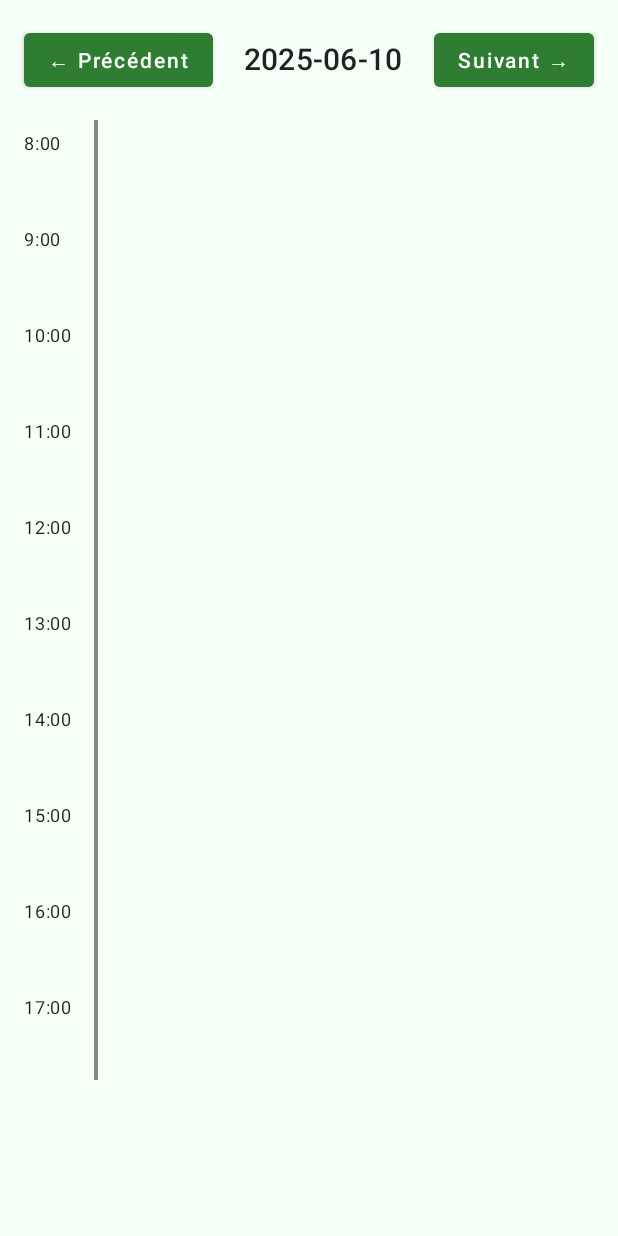
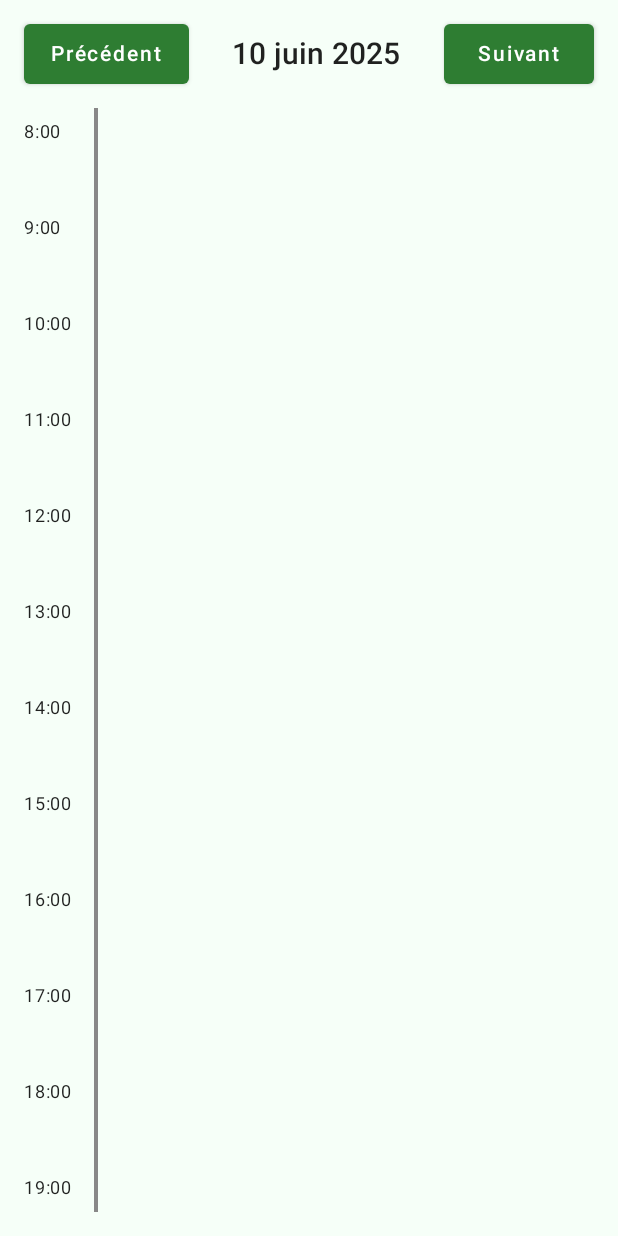
Before and after one commit to Bastien-EN6A/Here404, an Android app built with Jetpack Compose: the composable ScheduleScreen called with empty values, on a phone screen of 412 x 824 dp. Run offline under Robolectric (Android 15) with nearby library versions, the phone set to English and light mode, and no system bars; 1 statement that could not run was skipped.

Commit message:
Barre du haut + EDT

```diff
--- a/app/src/main/java/com/ironmind/here/ui/MainScaffold.kt
+++ b/app/src/main/java/com/ironmind/here/ui/MainScaffold.kt
@@ -32,7 +32,7 @@ fun MainScaffold(
         topBar = {
             TopAppBar(
                 title = {
-                    Text("Here App")
+                    Text("Here!")
                 },
                 navigationIcon = {
                     IconButton(
--- a/app/src/main/java/com/ironmind/here/ui/ScheduleScreen.kt
+++ b/app/src/main/java/com/ironmind/here/ui/ScheduleScreen.kt
@@ -23,6 +23,10 @@ import java.time.LocalDateTime
 import java.time.format.DateTimeFormatter
 import androidx.compose.foundation.clickable
 import androidx.navigation.NavController
+import java.util.Locale
+import androidx.compose.foundation.border
+
+
 
 
 @Composable
@@ -46,6 +50,7 @@ fun ScheduleScreen(userId: String, role: String, navController: NavController) {
     }
 
     val formatter = DateTimeFormatter.ofPattern("yyyy-MM-dd'T'HH:mm:ss")
+    val dateFormatter = DateTimeFormatter.ofPattern("d MMMM yyyy", Locale.FRENCH)
     val seancesDuJour = seances.filter {
         val date = LocalDateTime.parse(it.debut, formatter).toLocalDate()
         date == selectedDate
@@ -53,7 +58,7 @@ fun ScheduleScreen(userId: String, role: String, navController: NavController) {
 
     val hourHeight = 64.dp
     val startHour = 8
-    val endHour = 18
+    val endHour = 20
 
     Column(modifier = Modifier.fillMaxSize().padding(16.dp)) {
         Row(
@@ -61,12 +66,21 @@ fun ScheduleScreen(userId: String, role: String, navController: NavController) {
             horizontalArrangement = Arrangement.SpaceBetween,
             verticalAlignment = Alignment.CenterVertically
         ) {
-            Button(onClick = { selectedDate = selectedDate.minusDays(1) }) {
-                Text("← Précédent")
+            Button(
+                onClick = { selectedDate = selectedDate.minusDays(1) },
+                modifier = Modifier.size(width = 110.dp, height = 40.dp)
+            ) {
+                Text("Précédent")
             }
-            Text(text = selectedDate.toString(), style = MaterialTheme.typography.h6)
-            Button(onClick = { selectedDate = selectedDate.plusDays(1) }) {
-                Text("Suivant →")
+            Text(
+                text = selectedDate.format(dateFormatter),
+                style = MaterialTheme.typography.h6
+            )
+            Button(
+                onClick = { selectedDate = selectedDate.plusDays(1) },
+                modifier = Modifier.size(width = 100.dp, height = 40.dp)
+            ) {
+                Text("Suivant")
             }
         }
 
@@ -75,7 +89,7 @@ fun ScheduleScreen(userId: String, role: String, navController: NavController) {
         Box(
             modifier = Modifier
                 .fillMaxWidth()
-                .height(((endHour - startHour) * hourHeight.value).dp)
+                .weight(1f)
         ) {
             // Affichage des heures à gauche
             Column(modifier = Modifier.align(Alignment.TopStart)) {
@@ -115,7 +129,6 @@ fun ScheduleScreen(userId: String, role: String, navController: NavController) {
                 val yOffset = (offsetHours * hourHeight.value).dp
                 val height = (durationHours * hourHeight.value).dp
 
-                // Résolution du nom du professeur
                 val profName = remember(seance.prof_id) {
                     mutableStateOf("")
                 }
@@ -133,21 +146,22 @@ fun ScheduleScreen(userId: String, role: String, navController: NavController) {
                         .fillMaxWidth()
                         .height(height)
                         .background(Color(0xFFB3E5FC), RoundedCornerShape(12.dp))
+                        .border(1.dp, Color(0xFF03A9F4), RoundedCornerShape(12.dp))
                         .clickable(enabled = role == "prof") {
                             navController.navigate("presence/${seance.id}/${seance.groupe}")
                         }
                         .padding(12.dp)
                 ) {
                     Column(verticalArrangement = Arrangement.SpaceBetween) {
-                        Text(text = seance.nom, style = MaterialTheme.typography.h6)
+                        Text(text = seance.nom, style = MaterialTheme.typography.h6, color = Color(0xFF01579B))
                         Row(
                             modifier = Modifier.fillMaxWidth(),
                             horizontalArrangement = Arrangement.SpaceBetween
                         ) {
-                            Text(text = seance.location)
-                            Text(text = seance.groupe)
+                            Text(text = seance.location, color = Color(0xFF01579B))
+                            Text(text = seance.groupe, color = Color(0xFF01579B))
                         }
-                        Text(text = "Prof : ${profName.value}", fontSize = 12.sp)
+                        Text(text = "Prof : ${profName.value}", fontSize = 12.sp, color = Color(0xFF01579B))
                     }
                 }
             }
```
